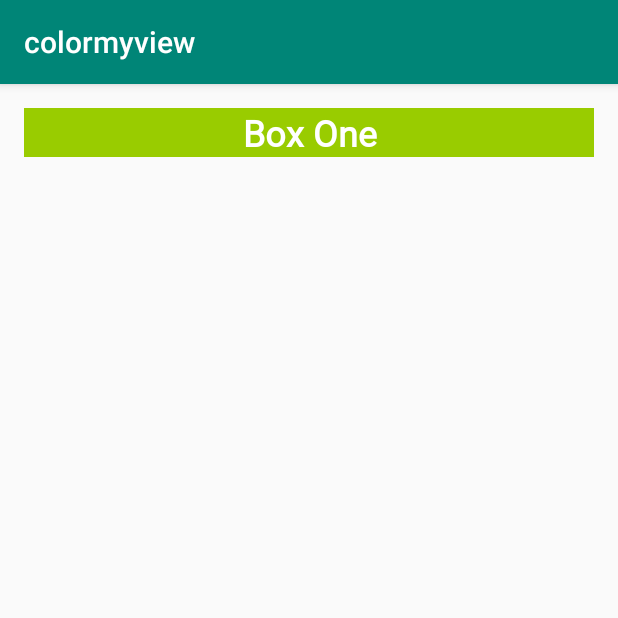
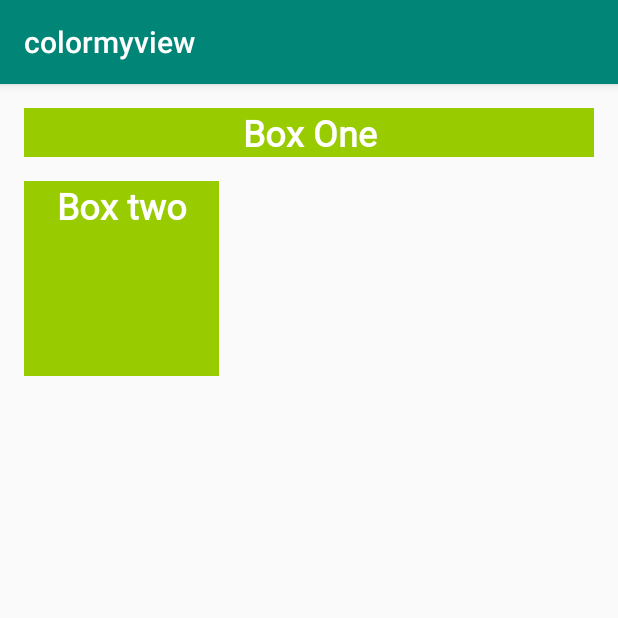
Before and after one commit to sr4p/ColorView, an Android app: the screen it shows after launch (MainActivity), on a phone screen of 412 x 824 dp, the top half of it. Run offline under Robolectric (Android 15) with nearby library versions, the phone set to English and light mode, and no system bars.

Commit message:
2.3 box two

```diff
--- a/app/src/main/res/layout/activity_main.xml
+++ b/app/src/main/res/layout/activity_main.xml
@@ -15,6 +15,14 @@
             app:layout_constraintRight_toRightOf="parent"
             app:layout_constraintTop_toTopOf="parent" android:layout_marginTop="@dimen/margin_wide"
             android:layout_marginRight="@dimen/margin_wide" android:layout_marginLeft="@dimen/margin_wide"
-            android:fontFamily="@font/roboto" android:textSize="@dimen/box_text_size" style="@style/whiteBox"/>
+            android:fontFamily="@font/roboto" android:textSize="@dimen/box_text_size" style="@style/whiteBox"
+            android:id="@+id/textView3"/>
+    <TextView
+            android:text="@string/box_two"
+            android:layout_width="130dp"
+            android:layout_height="130dp"
+            android:id="@+id/box_two_text" android:layout_marginTop="16dp"
+            app:layout_constraintTop_toBottomOf="@+id/textView3" app:layout_constraintStart_toStartOf="parent"
+            android:layout_marginStart="16dp" style="@style/whiteBox"/>
 
 </androidx.constraintlayout.widget.ConstraintLayout>
--- a/app/src/main/res/values/strings.xml
+++ b/app/src/main/res/values/strings.xml
@@ -1,4 +1,5 @@
 <resources>
     <string name="app_name">colormyview</string>
     <string name="box_one">Box One</string>
+    <string name="box_two">Box two</string>
 </resources>
```
